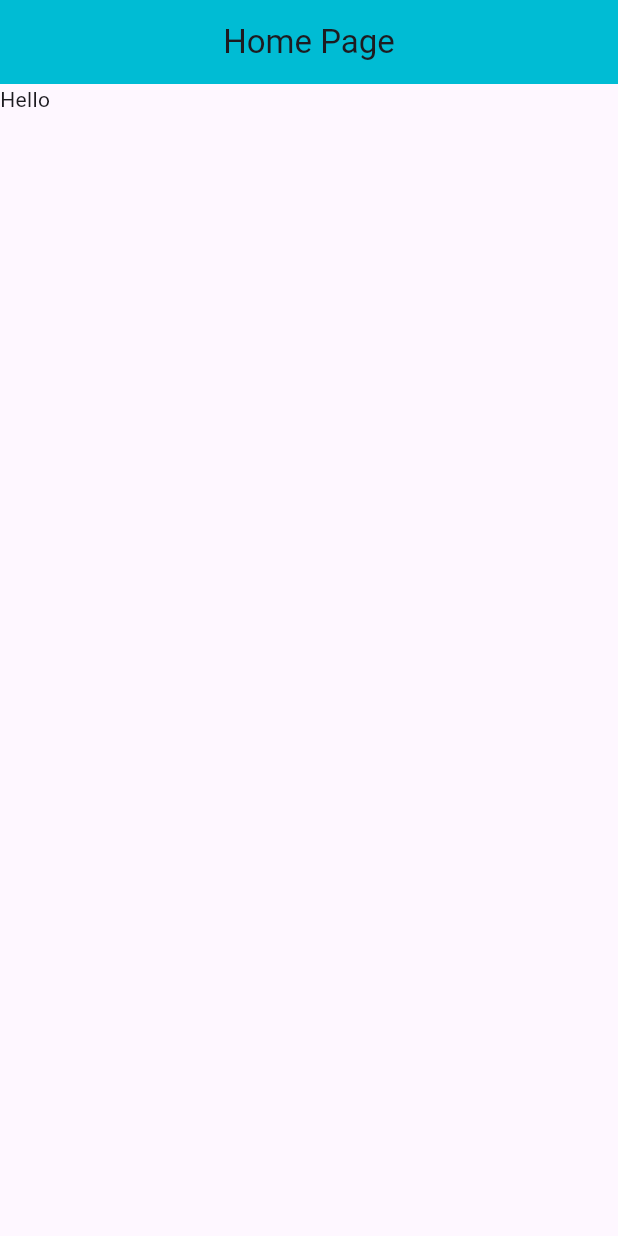
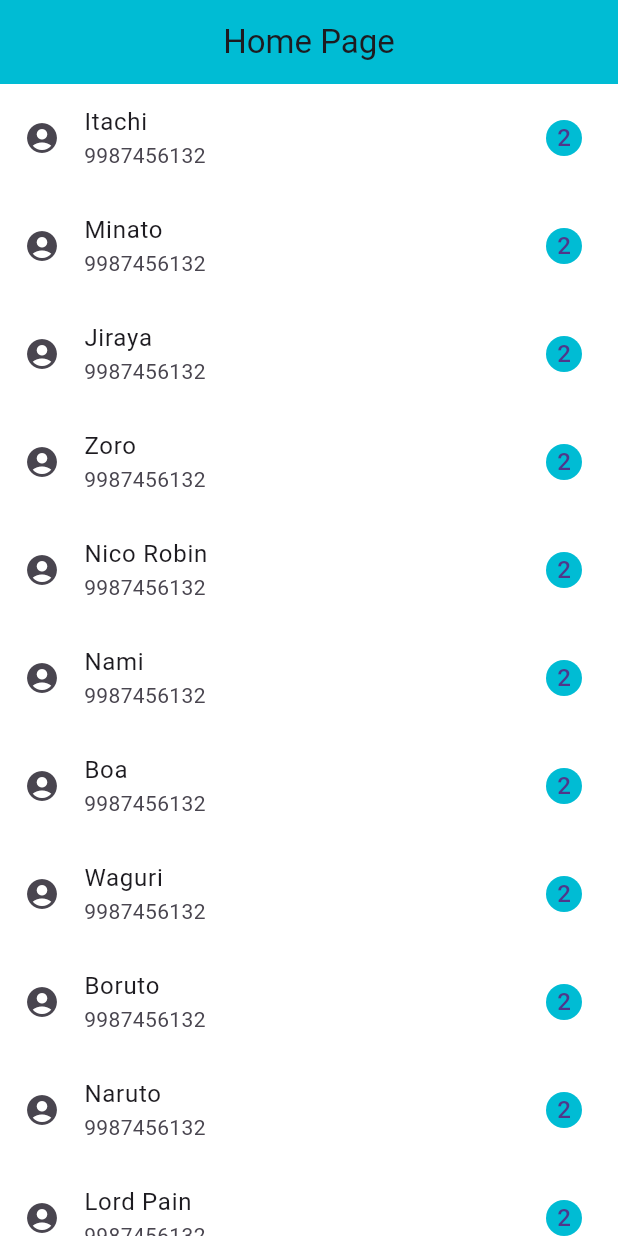
Before and after one commit to Umesh9057/Animate_Flutter, a Flutter app: the screen it shows after launch, on a phone screen of 412 x 824 dp. Run offline on Flutter 3.47's test engine with Material 3 defaults, Android fonts, the phone set to English and light mode, and no system bars; our stand-ins replace font_awesome_flutter.

Commit message:
Update home_page_view.dart

```diff
--- a/lib/src/modules/home_page_view.dart
+++ b/lib/src/modules/home_page_view.dart
@@ -10,6 +10,34 @@ class HomePageView extends StatefulWidget {
 
 class _HomePageViewState extends State<HomePageView> {
 
+  var arrData = [
+  {'name': 'Itachi', 'mobno': '9987456132', 'unread': '2'},
+  {'name': 'Minato', 'mobno': '9987456132', 'unread': '2'},
+  {'name': 'Jiraya', 'mobno': '9987456132', 'unread': '2'},
+  {'name': 'Zoro', 'mobno': '9987456132', 'unread': '2'},
+  {'name': 'Nico Robin', 'mobno': '9987456132', 'unread': '2'},
+  {'name': 'Nami', 'mobno': '9987456132', 'unread': '2'},
+  {'name': 'Boa', 'mobno': '9987456132', 'unread': '2'},
+  {'name': 'Waguri', 'mobno': '9987456132', 'unread': '2'},
+  {'name': 'Boruto', 'mobno': '9987456132', 'unread': '2'},
+  {'name': 'Naruto', 'mobno': '9987456132', 'unread': '2'},
+  {'name': 'Lord Pain', 'mobno': '9987456132', 'unread': '2'},
+  // 'Itachi',
+  // 'Minato',
+  // 'Jiraya',
+  // 'Zoro',
+  // 'Nico Robin',
+  // 'Nami',
+  // 'Boa',
+  // 'Waguri',
+  // 'Boruto',
+  // 'Naruto',
+  // 'Lord Pain',
+  // 'Sasuke',
+  // 'Rangiku',
+  // 'Orihime',
+];
+
   @override
   Widget build(BuildContext context) {
     return Scaffold(
@@ -19,7 +47,46 @@ class _HomePageViewState extends State<HomePageView> {
         centerTitle: true,
       ),
 
-      body: Text('Hello'),
+      body: Container(
+        color: Colors.white,
+        child: ListView(
+          children: arrData.map((value) {
+            return ListTile(
+              leading: Icon(Icons.account_circle),
+              title: Text(value['name'].toString()),
+              subtitle: Text(value['mobno'].toString()),
+              trailing: CircleAvatar(
+                radius: 12,
+                backgroundColor: Colors.cyan,
+                child: Text(value['unread'].toString()),
+              ),
+            );
+
+            // Padding(
+            //   padding: const EdgeInsets.all(8.0),
+            //   child: Container(
+            //     decoration: BoxDecoration(
+            //       borderRadius: BorderRadius.circular(21),
+            //       color: Colors.black54,
+            //     ),
+            //     child: Padding(
+            //       padding: const EdgeInsets.all(8.0),
+            //       child: Center(
+            //         child: Text(
+            //           value,
+            //           style: TextStyle(
+            //             fontFamily: 'Font2',
+            //             fontSize: 21,
+            //             color: Colors.cyan,
+            //           ),
+            //         ),
+            //       ),
+            //     ),
+            //   ),
+            // );
+          }).toList(),
+        ),
+      ),
     );
   }
 }
```
